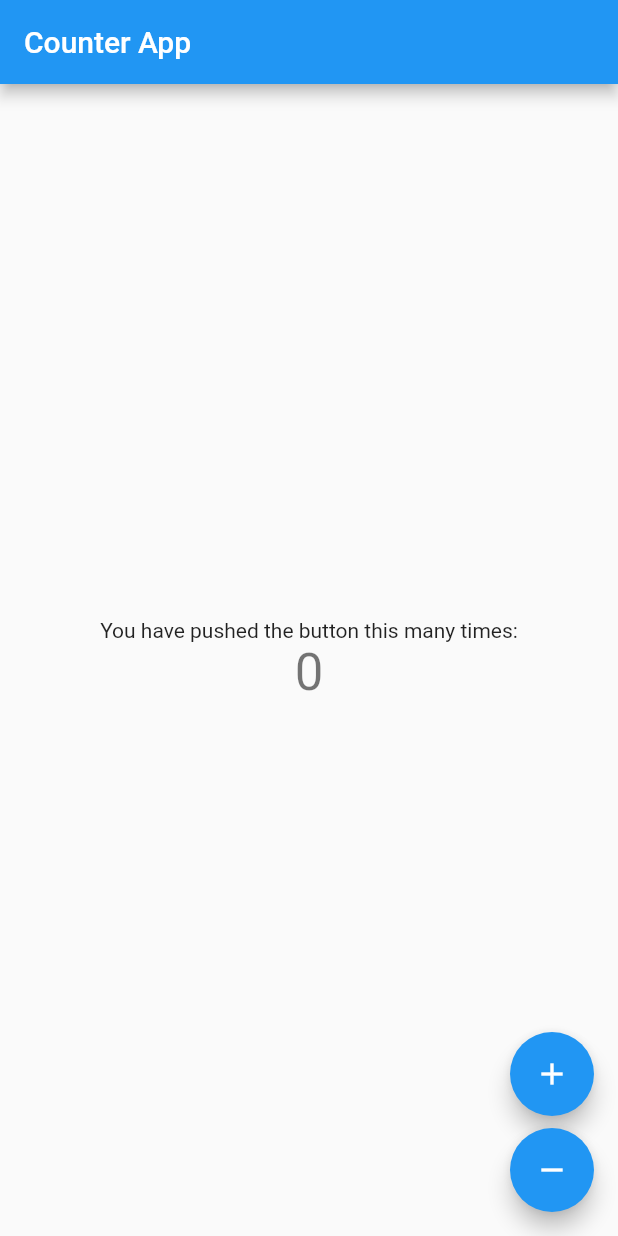
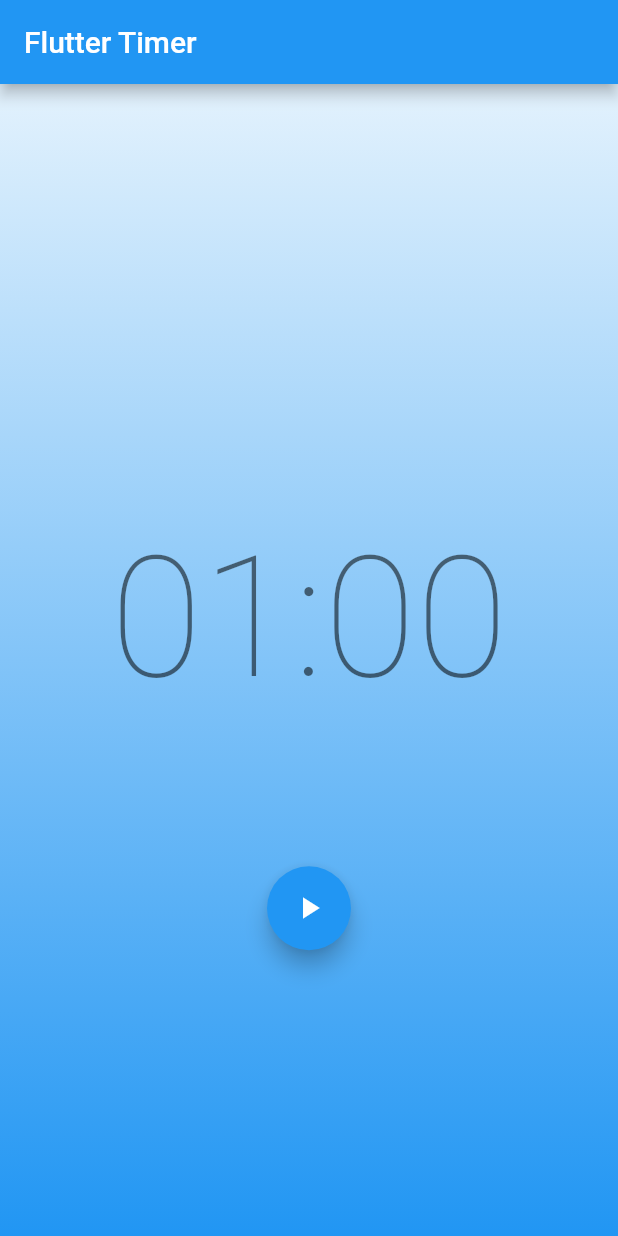
Before and after one commit to kode-mafia008/zapasibloc, a Flutter app: the screen it shows after launch, on a phone screen of 412 x 824 dp. Run offline on Flutter 3.47's test engine with Material 2 defaults, Android fonts, the phone set to English and light mode, and no system bars; our stand-ins replace bloc, equatable, flutter_bloc.

Commit message:
timer app done

```diff
--- a/lib/app.dart
+++ b/lib/app.dart
@@ -1,7 +1,6 @@
 import 'package:flutter/material.dart';
-import 'package:flutter_bloc/flutter_bloc.dart';
-import 'package:zapasibloc/features/data/datasources/cubit/counter_cubit.dart';
-import 'features/display/pages/home_page.dart';
+
+import 'features/display/pages/timer_screen.dart';
 
 class MyApp extends StatelessWidget {
   const MyApp({Key? key}) : super(key: key);
@@ -10,13 +9,11 @@ class MyApp extends StatelessWidget {
   Widget build(BuildContext context) {
     return MaterialApp(
       title: 'Bloc Demo',
+      debugShowCheckedModeBanner: false,
       theme: ThemeData(
         primarySwatch: Colors.blue,
       ),
-      home: BlocProvider(
-        create: (context) => CounterCubit(),
-        child: const CounterPage(title: 'Counter App'),
-      ),
+      home: const TimerScreen(),
     );
   }
 }
--- a/lib/features/data/datasources/bloc/timer_bloc.dart
+++ /dev/null
@@ -1,13 +0,0 @@
-import 'package:bloc/bloc.dart';
-import 'package:meta/meta.dart';
-
-part 'timer_event.dart';
-part 'timer_state.dart';
-
-class TimerBloc extends Bloc<TimerEvent, TimerState> {
-  TimerBloc() : super(TimerInitial()) {
-    on<TimerEvent>((event, emit) {
-      // TODO: implement event handler
-    });
-  }
-}
--- a/lib/features/data/datasources/bloc/timer_event.dart
+++ /dev/null
@@ -1,4 +0,0 @@
-part of 'timer_bloc.dart';
-
-@immutable
-abstract class TimerEvent {}
--- a/lib/features/data/datasources/bloc/timer_state.dart
+++ /dev/null
@@ -1,6 +0,0 @@
-part of 'timer_bloc.dart';
-
-@immutable
-abstract class TimerState {}
-
-class TimerInitial extends TimerState {}
--- /dev/null
+++ b/lib/features/data/datasources/ticker/ticker.dart
@@ -0,0 +1,7 @@
+class Ticker {
+  const Ticker();
+  Stream<int> tick({required int ticks}) {
+    return Stream.periodic(const Duration(seconds: 1), (x) => ticks - x - 1)
+        .take(ticks);
+  }
+}
--- /dev/null
+++ b/lib/features/data/datasources/timer_bloc/timer_bloc.dart
@@ -0,0 +1,64 @@
+import 'dart:async';
+import 'package:bloc/bloc.dart';
+import 'package:equatable/equatable.dart';
+import '../ticker/ticker.dart';
+part 'timer_event.dart';
+part 'timer_state.dart';
+
+class TimerBloc extends Bloc<TimerEvent, TimerState> {
+  final Ticker _ticker;
+  static const int _duration = 60;
+
+  StreamSubscription<int>? _tickerSubscription;
+
+  TimerBloc({required Ticker ticker})
+      : _ticker = ticker,
+        super(const TimerInitial(_duration)) {
+    on<TimerStarted>(_onStarted);
+    on<TimerPaused>(_onPaused);
+    on<TimerResumed>(_onResumed);
+    on<TimerReset>(_onReset);
+    on<TimerTicked>(_onTicked);
+  }
+
+  @override
+  Future<void> close() {
+    _tickerSubscription?.cancel();
+    return super.close();
+  }
+
+  void _onStarted(TimerStarted event, Emitter<TimerState> emit) {
+    emit(TimerRunInProgress(event.duration));
+    _tickerSubscription?.cancel();
+    _tickerSubscription = _ticker
+        .tick(ticks: event.duration)
+        .listen((duration) => add(TimerTicked(duration: duration)));
+  }
+
+  void _onPaused(TimerPaused event, Emitter<TimerState> emit) {
+    if (state is TimerRunInProgress) {
+      _tickerSubscription?.pause();
+      emit(TimerRunPause(state.duration));
+    }
+  }
+
+  void _onResumed(TimerResumed resume, Emitter<TimerState> emit) {
+    if (state is TimerRunPause) {
+      _tickerSubscription?.resume();
+      emit(TimerRunInProgress(state.duration));
+    }
+  }
+
+  void _onReset(TimerReset event, Emitter<TimerState> emit) {
+    _tickerSubscription?.cancel();
+    emit(const TimerInitial(_duration));
+  }
+
+  void _onTicked(TimerTicked event, Emitter<TimerState> emit) {
+    emit(
+      event.duration > 0
+          ? TimerRunInProgress(event.duration)
+          : const TimerRunComplete(),
+    );
+  }
+}
--- /dev/null
+++ b/lib/features/data/datasources/timer_bloc/timer_event.dart
@@ -0,0 +1,33 @@
+part of 'timer_bloc.dart';
+
+abstract class TimerEvent extends Equatable {
+  const TimerEvent();
+
+  @override
+  List<Object> get props => [];
+}
+
+class TimerStarted extends TimerEvent {
+  const TimerStarted({required this.duration});
+  final int duration;
+}
+
+class TimerPaused extends TimerEvent {
+  const TimerPaused();
+}
+
+class TimerResumed extends TimerEvent {
+  const TimerResumed();
+}
+
+class TimerReset extends TimerEvent {
+  const TimerReset();
+}
+
+class TimerTicked extends TimerEvent {
+  const TimerTicked({required this.duration});
+  final int duration;
+
+  @override
+  List<Object> get props => [duration];
+}
--- /dev/null
+++ b/lib/features/data/datasources/timer_bloc/timer_state.dart
@@ -0,0 +1,35 @@
+part of 'timer_bloc.dart';
+
+abstract class TimerState extends Equatable {
+  final int duration;
+
+  const TimerState(this.duration);
+
+  @override
+  List<Object> get props => [duration];
+}
+
+class TimerInitial extends TimerState {
+  const TimerInitial(int duration) : super(duration);
+
+  @override
+  String toString() => 'TimerInitial { duration: $duration }';
+}
+
+class TimerRunPause extends TimerState {
+  const TimerRunPause(int duration) : super(duration);
+
+  @override
+  String toString() => 'TimerRunPause { duration: $duration }';
+}
+
+class TimerRunInProgress extends TimerState {
+  const TimerRunInProgress(int duration) : super(duration);
+
+  @override
+  String toString() => 'TimerRunInProgress { duration: $duration }';
+}
+
+class TimerRunComplete extends TimerState {
+  const TimerRunComplete() : super(0);
+}
--- /dev/null
+++ b/lib/features/display/pages/timer_screen.dart
@@ -0,0 +1,46 @@
+import 'package:flutter/material.dart';
+import 'package:flutter_bloc/flutter_bloc.dart';
+import 'package:zapasibloc/features/display/widgets/timer_actions.dart';
+import '../../data/datasources/timer_bloc/timer_bloc.dart';
+import '../widgets/timer_background.dart';
+
+class TimerScreen extends StatelessWidget {
+  const TimerScreen({Key? key}) : super(key: key);
+  @override
+  Widget build(BuildContext context) {
+    return Scaffold(
+      appBar: AppBar(title: const Text('Flutter Timer')),
+      body: Stack(
+        children: [
+          const Background(),
+          Column(
+            mainAxisAlignment: MainAxisAlignment.center,
+            crossAxisAlignment: CrossAxisAlignment.center,
+            children: const <Widget>[
+              Padding(
+                padding: EdgeInsets.symmetric(vertical: 100.0),
+                child: Center(child: TimerText()),
+              ),
+              TimerActions(),
+            ],
+          ),
+        ],
+      ),
+    );
+  }
+}
+
+class TimerText extends StatelessWidget {
+  const TimerText({Key? key}) : super(key: key);
+  @override
+  Widget build(BuildContext context) {
+    final duration = context.select((TimerBloc bloc) => bloc.state.duration);
+    final minutesStr =
+        ((duration / 60) % 60).floor().toString().padLeft(2, '0');
+    final secondsStr = (duration % 60).floor().toString().padLeft(2, '0');
+    return Text(
+      '$minutesStr:$secondsStr',
+      style: Theme.of(context).textTheme.headline1,
+    );
+  }
+}
--- /dev/null
+++ b/lib/features/display/widgets/timer_actions.dart
@@ -0,0 +1,59 @@
+import 'package:flutter/material.dart';
+import 'package:flutter_bloc/flutter_bloc.dart';
+import '../../data/datasources/timer_bloc/timer_bloc.dart';
+
+class TimerActions extends StatelessWidget {
+  const TimerActions({Key? key}) : super(key: key);
+  @override
+  Widget build(BuildContext context) {
+    return BlocBuilder<TimerBloc, TimerState>(
+      buildWhen: (prev, state) => prev.runtimeType != state.runtimeType,
+      builder: (context, state) {
+        return Row(
+          mainAxisAlignment: MainAxisAlignment.spaceEvenly,
+          children: [
+            if (state is TimerInitial) ...[
+              FloatingActionButton(
+                child: const Icon(Icons.play_arrow),
+                onPressed: () => context
+                    .read<TimerBloc>()
+                    .add(TimerStarted(duration: state.duration)),
+              ),
+            ],
+            if (state is TimerRunInProgress) ...[
+              FloatingActionButton(
+                child: const Icon(Icons.pause),
+                onPressed: () =>
+                    context.read<TimerBloc>().add(const TimerPaused()),
+              ),
+              FloatingActionButton(
+                child: const Icon(Icons.replay),
+                onPressed: () =>
+                    context.read<TimerBloc>().add(const TimerReset()),
+              ),
+            ],
+            if (state is TimerRunPause) ...[
+              FloatingActionButton(
+                child: const Icon(Icons.play_arrow),
+                onPressed: () =>
+                    context.read<TimerBloc>().add(const TimerResumed()),
+              ),
+              FloatingActionButton(
+                child: const Icon(Icons.replay),
+                onPressed: () =>
+                    context.read<TimerBloc>().add(const TimerReset()),
+              ),
+            ],
+            if (state is TimerRunComplete) ...[
+              FloatingActionButton(
+                child: const Icon(Icons.replay),
+                onPressed: () =>
+                    context.read<TimerBloc>().add(const TimerReset()),
+              ),
+            ]
+          ],
+        );
+      },
+    );
+  }
+}
--- /dev/null
+++ b/lib/features/display/widgets/timer_background.dart
@@ -0,0 +1,20 @@
+import 'package:flutter/material.dart';
+
+class Background extends StatelessWidget {
+  const Background({Key? key}) : super(key: key);
+  @override
+  Widget build(BuildContext context) {
+    return Container(
+      decoration: BoxDecoration(
+        gradient: LinearGradient(
+          begin: Alignment.topCenter,
+          end: Alignment.bottomCenter,
+          colors: [
+            Colors.blue.shade50,
+            Colors.blue.shade500,
+          ],
+        ),
+      ),
+    );
+  }
+}
--- a/lib/main.dart
+++ b/lib/main.dart
@@ -1,11 +1,21 @@
-import 'package:bloc/bloc.dart';
 import 'package:flutter/material.dart';
+import 'package:flutter_bloc/flutter_bloc.dart';
+import 'package:zapasibloc/features/data/datasources/cubit/counter_cubit.dart';
 import 'app.dart';
-import 'features/data/datasources/cubit/counter_observer.dart';
+import 'features/data/datasources/ticker/ticker.dart';
+import 'features/data/datasources/timer_bloc/timer_bloc.dart';
 
 void main() {
-  BlocOverrides.runZoned(
-    () => runApp(const MyApp()),
-    blocObserver: CounterObserver(),
-  );
+  runApp(MultiBlocProvider(
+    providers: [
+      BlocProvider(
+        create: (context) => CounterCubit(),
+      ),
+      BlocProvider(
+        create: (context) => TimerBloc(ticker: const Ticker()),
+        child: Container(),
+      )
+    ],
+    child: const MyApp(),
+  ));
 }
--- a/pubspec.yaml
+++ b/pubspec.yaml
@@ -16,6 +16,7 @@ dependencies:
   bloc: ^8.0.2
   flutter_bloc: ^8.0.1
   cupertino_icons: ^1.0.2
+  equatable: ^2.0.3
 
 dev_dependencies:
   flutter_test:
```
Also changed, not shown: pubspec.lock.
